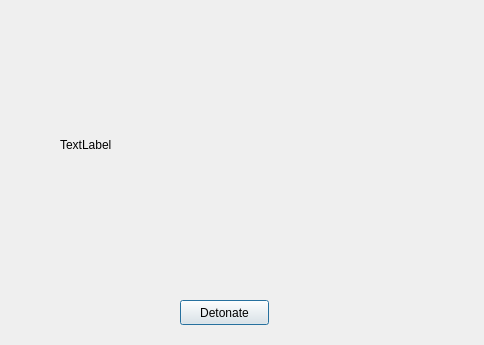
Before: the Qt Designer form volcano.ui in robertche54/a8-an-educational-app-f18, drawn with Qt 5.
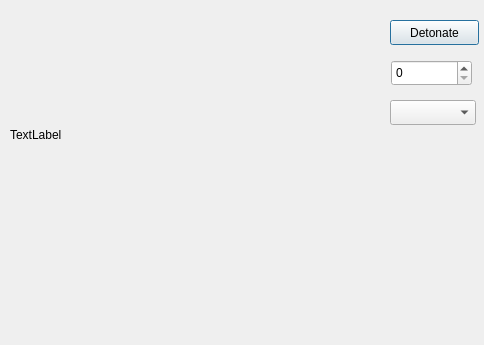
After: the same form once the commit is applied.

Commit message: Explosions now affect everything around the subject instead of a semi-circle. Started working on Volcano.

```diff
--- a/volcano.ui
+++ b/volcano.ui
@@ -16,8 +16,8 @@
   <widget class="QLabel" name="simulationLabel">
    <property name="geometry">
     <rect>
-     <x>60</x>
-     <y>20</y>
+     <x>10</x>
+     <y>10</y>
      <width>330</width>
      <height>250</height>
     </rect>
@@ -29,8 +29,8 @@
   <widget class="QPushButton" name="explodeButton">
    <property name="geometry">
     <rect>
-     <x>180</x>
-     <y>300</y>
+     <x>390</x>
+     <y>20</y>
      <width>89</width>
      <height>25</height>
     </rect>
@@ -39,6 +39,26 @@
     <string>Detonate</string>
    </property>
   </widget>
+  <widget class="QComboBox" name="powerSelector">
+   <property name="geometry">
+    <rect>
+     <x>390</x>
+     <y>100</y>
+     <width>86</width>
+     <height>25</height>
+    </rect>
+   </property>
+  </widget>
+  <widget class="QSpinBox" name="customPower">
+   <property name="geometry">
+    <rect>
+     <x>391</x>
+     <y>60</y>
+     <width>81</width>
+     <height>26</height>
+    </rect>
+   </property>
+  </widget>
  </widget>
  <resources/>
  <connections/>
```
The commit also changes 5 other files.
